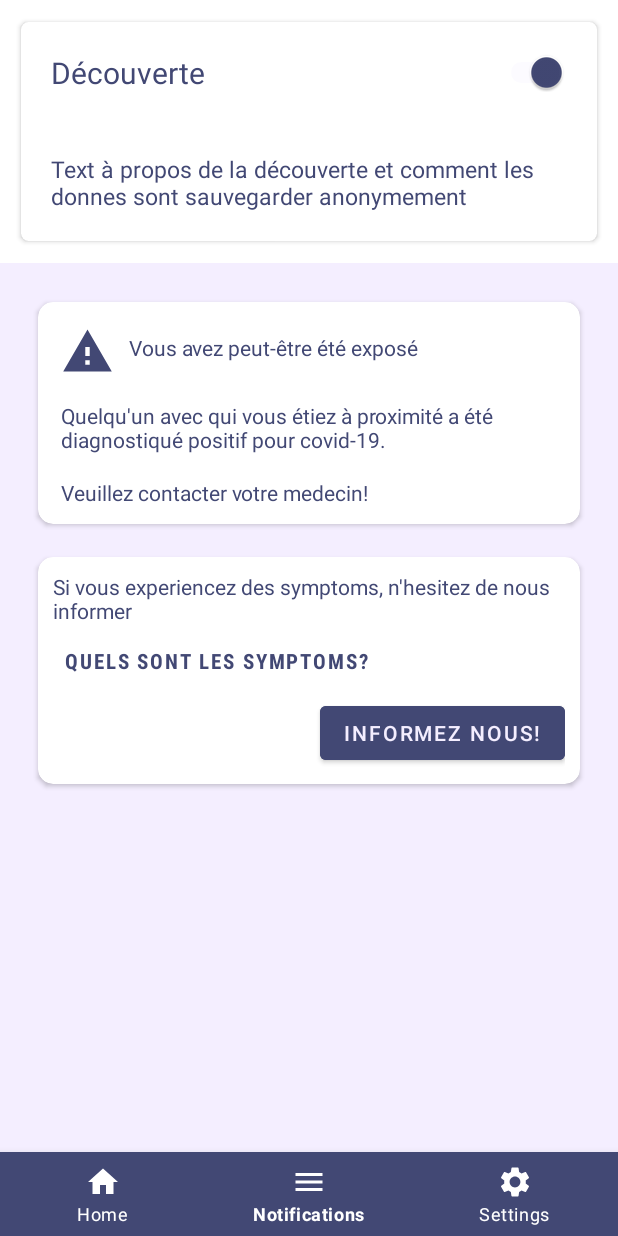
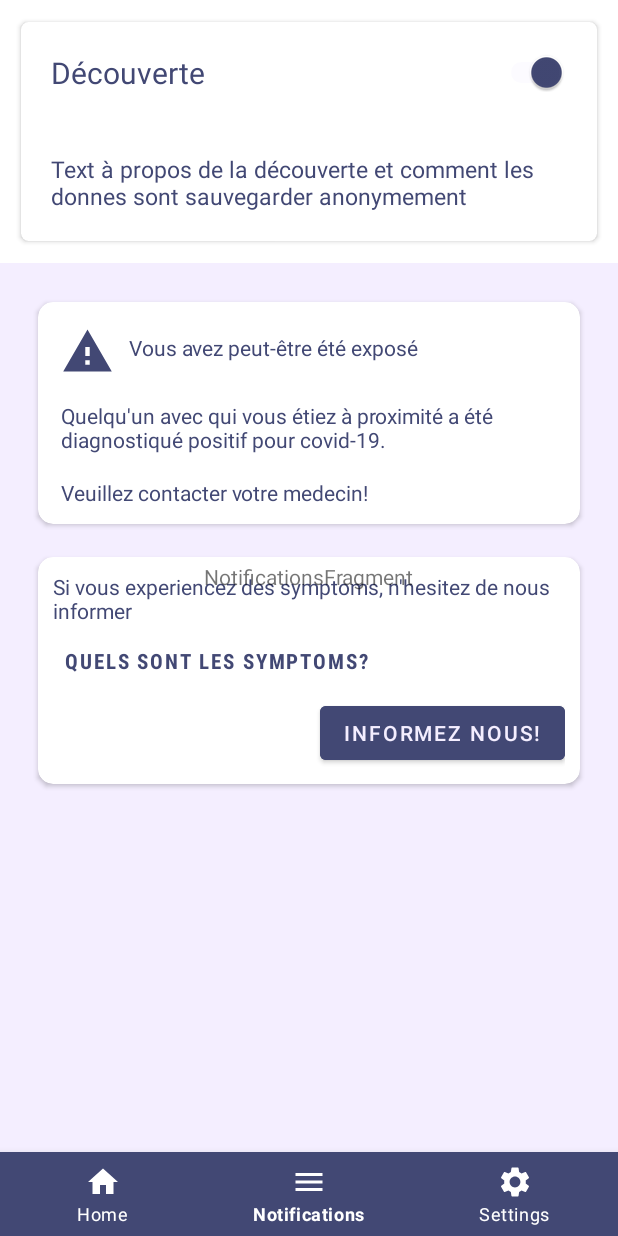
Before and after one commit to outcast292/EST-SFE-CovidTracker-app, an Android app: the LoggedInActivity screen opened directly, with no data from a screen before it, item 2 of the bottom bar chosen, on a phone screen of 412 x 824 dp. Run offline under Robolectric (Android 15) with nearby library versions, the phone set to English and light mode, and no system bars.

Commit message:
notifs received on activity as string for the moment

```diff
--- a/app/build.gradle
+++ b/app/build.gradle
@@ -26,6 +26,7 @@ dependencies {
     implementation 'androidx.constraintlayout:constraintlayout:1.1.3'
     implementation 'com.google.android.material:material:1.2.0-alpha05'
     implementation 'androidx.legacy:legacy-support-v4:1.0.0'
+    implementation 'androidx.lifecycle:lifecycle-extensions:2.2.0'
     testImplementation 'junit:junit:4.12'
     androidTestImplementation 'androidx.test.ext:junit:1.1.0'
     androidTestImplementation 'androidx.test.espresso:espresso-core:3.1.1'
--- a/app/src/main/java/com/example/covidtracker/activities/LoggedInActivity.java
+++ b/app/src/main/java/com/example/covidtracker/activities/LoggedInActivity.java
@@ -21,6 +21,7 @@ import com.example.covidtracker.NearbyTrackingService;
 import com.example.covidtracker.R;
 import com.example.covidtracker.dbhelpers.FirebaseDatabaseHelper;
 import com.example.covidtracker.homeFragment;
+import com.example.covidtracker.ui.notifications.NotificationsFragment;
 import com.google.android.material.bottomnavigation.BottomNavigationMenu;
 import com.google.android.material.bottomnavigation.BottomNavigationView;
 
@@ -84,6 +85,8 @@ public class LoggedInActivity extends AppCompatActivity {
                     switch (item.getItemId()){
                         case R.id.nav_home:
                             selectedFrag = new homeFragment();
+                        case R.id.nav_notifs:
+                            selectedFrag = new NotificationsFragment();
 
                     }
 
--- /dev/null
+++ b/app/src/main/java/com/example/covidtracker/ui/notifications/NotificationsFragment.java
@@ -0,0 +1,56 @@
+package com.example.covidtracker.ui.notifications;
+
+import androidx.lifecycle.ViewModelProviders;
+
+import android.content.Context;
+import android.content.SharedPreferences;
+import android.os.Bundle;
+
+import androidx.annotation.NonNull;
+import androidx.annotation.Nullable;
+import androidx.fragment.app.Fragment;
+
+import android.util.Log;
+import android.view.LayoutInflater;
+import android.view.View;
+import android.view.ViewGroup;
+import android.widget.TextView;
+
+import com.example.covidtracker.CustomFirebaseMessagingService;
+import com.example.covidtracker.R;
+
+import static androidx.constraintlayout.widget.Constraints.TAG;
+
+public class NotificationsFragment extends Fragment {
+
+    private NotificationsViewModel mViewModel;
+
+    public static NotificationsFragment newInstance() {
+        return new NotificationsFragment();
+    }
+
+    TextView message;
+    String notifs;
+
+    @Nullable
+    @Override
+    public View onCreateView(@NonNull LayoutInflater inflater, @Nullable ViewGroup container,
+                             @Nullable Bundle savedInstanceState) {
+
+
+        SharedPreferences sharedPreferences = this.getActivity().getSharedPreferences(getString(R.string.preference_file_key), Context.MODE_PRIVATE);
+        notifs =  sharedPreferences.getString(getString(R.string.notificationsStack), null);
+
+        Log.d(TAG, "onCreateView: " + notifs);
+
+        return inflater.inflate(R.layout.notifications_fragment, container, false);
+    }
+    /*
+    @Override
+    public void onActivityCreated(@Nullable Bundle savedInstanceState) {
+        super.onActivityCreated(savedInstanceState);
+        mViewModel = ViewModelProviders.of(this).get(NotificationsViewModel.class);
+        // TODO: Use the ViewModel
+    }
+*/
+}
--- /dev/null
+++ b/app/src/main/res/layout/notifications_fragment.xml
@@ -0,0 +1,20 @@
+<?xml version="1.0" encoding="utf-8"?>
+<androidx.constraintlayout.widget.ConstraintLayout xmlns:android="http://schemas.android.com/apk/res/android"
+    xmlns:app="http://schemas.android.com/apk/res-auto"
+    xmlns:tools="http://schemas.android.com/tools"
+    android:id="@+id/notifications"
+    android:layout_width="match_parent"
+    android:layout_height="match_parent"
+    tools:context=".ui.notifications.NotificationsFragment">
+
+    <TextView
+        android:id="@+id/message"
+        android:layout_width="wrap_content"
+        android:layout_height="wrap_content"
+        android:text="NotificationsFragment"
+        app:layout_constraintBottom_toBottomOf="parent"
+        app:layout_constraintEnd_toEndOf="parent"
+        app:layout_constraintStart_toStartOf="parent"
+        app:layout_constraintTop_toTopOf="parent" />
+
+</androidx.constraintlayout.widget.ConstraintLayout>
--- a/app/src/main/res/values/strings.xml
+++ b/app/src/main/res/values/strings.xml
@@ -31,6 +31,7 @@
     <string name="UID">UID</string>
     <string name="token">token</string>
     <string name="default_notification_channel_id">MYCHANNEL</string>
+    <string name="notificationsStack">MYCHANNEL</string>
     <string name="text_permissions">En vous inscrivant, vous acceptez de:</string>
     <string name="text_permissions_1">- Surveiller et stocker les personnes avec lesquelles vous entrez en contact (l\'identité reste inconnue)</string>
     <string name="text_permissions_2">- Stockage de votre numéro de téléphone</string>
```
Also changed, not shown: app/src/main/AndroidManifest.xml (+6 -3 lines), app/src/main/java/com/example/covidtracker/CustomFirebaseMessagingService.java (+27 -3 lines), app/src/main/java/com/example/covidtracker/notificationsFragment.java (added, +21 -0 lines), app/src/main/java/com/example/covidtracker/ui/notifications/NotificationsViewModel.java (added, +7 -0 lines), app/src/main/res/layout/notifications_activity.xml (added, +7 -0 lines).
